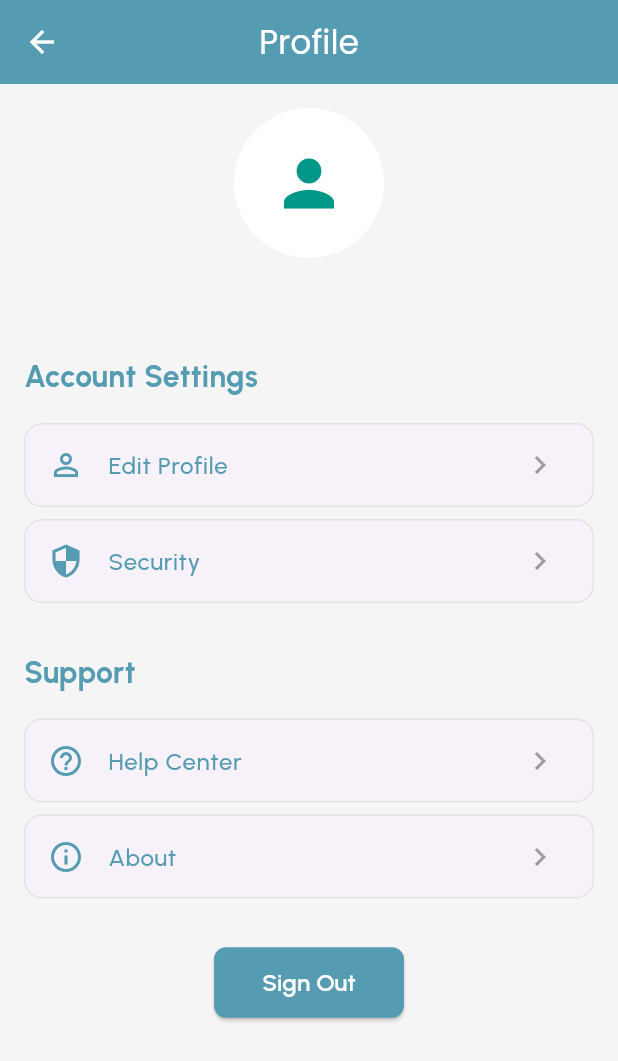
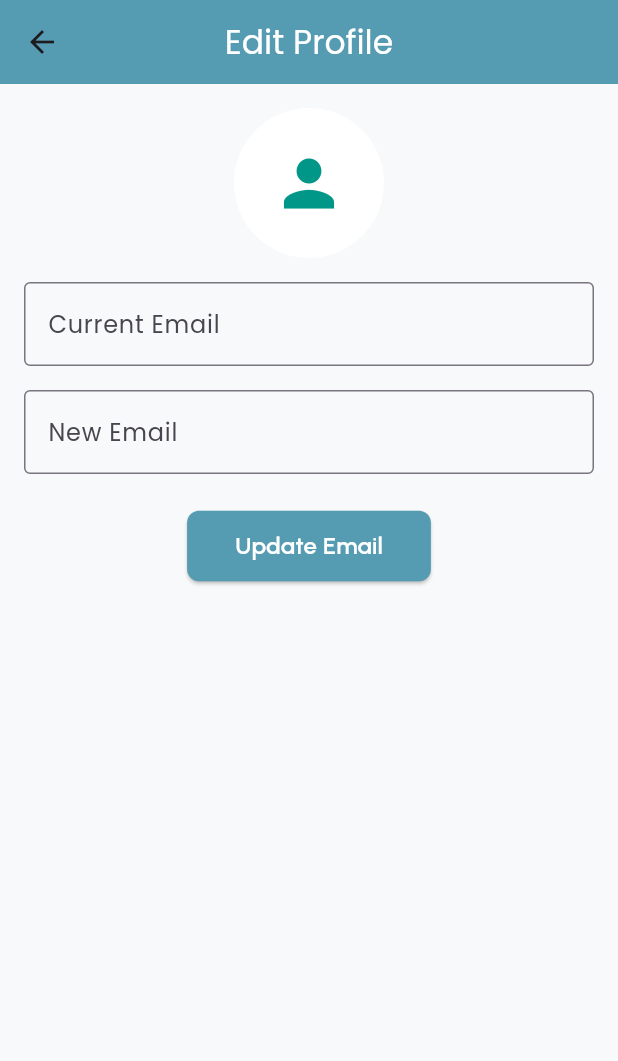
Before and after one commit to Mahad-Ghauri/Tour_guide-main, a Flutter app: the ProfileScreen screen opened by its route, after a tap on "Edit Profile", on a phone screen of 412 x 824 dp. Shown: the top 1061 px of the screen. Run offline on Flutter 3.47's test engine with Material 3 defaults, Android fonts, the light colour scheme and no system bars; our stand-ins replace flutter_rating_bar, flutter_staggered_animations, geolocator, google_fonts, google_maps_flutter, image_picker and 6 more; accounts and stored records are empty; network calls fail.

Commit message:
Add Edit Profile screen with email update functionality

```diff
--- /dev/null
+++ b/lib/Screens/Authentication Screens/edit_profile_screen.dart
@@ -0,0 +1,120 @@
+import 'package:flutter/material.dart';
+import 'package:google_fonts/google_fonts.dart';
+import 'package:supabase_flutter/supabase_flutter.dart';
+
+class EditProfileScreen extends StatefulWidget {
+  const EditProfileScreen({super.key});
+
+  @override
+  State<EditProfileScreen> createState() => _EditProfileScreenState();
+}
+
+class _EditProfileScreenState extends State<EditProfileScreen> {
+  final _currentEmailController = TextEditingController();
+  final _newEmailController = TextEditingController();
+  final _supabase = Supabase.instance.client;
+  bool _isLoading = false;
+
+  Future<void> _updateEmail() async {
+    setState(() {
+      _isLoading = true;
+    });
+
+    final user = _supabase.auth.currentUser;
+    if (user == null || user.email != _currentEmailController.text.trim()) {
+      ScaffoldMessenger.of(context).showSnackBar(
+        const SnackBar(content: Text('Current email is incorrect.')),
+      );
+      setState(() {
+        _isLoading = false;
+      });
+      return;
+    }
+
+    try {
+      await _supabase.auth.updateUser(
+        UserAttributes(email: _newEmailController.text.trim()),
+      );
+      ScaffoldMessenger.of(context).showSnackBar(
+        const SnackBar(content: Text('Email updated successfully.')),
+      );
+      Navigator.pop(context);
+    } catch (e) {
+      ScaffoldMessenger.of(context).showSnackBar(
+        SnackBar(content: Text('Error: ${e.toString()}')),
+      );
+    } finally {
+      setState(() {
+        _isLoading = false;
+      });
+    }
+  }
+
+  @override
+  Widget build(BuildContext context) {
+    return Scaffold(
+      appBar: AppBar(
+        title: const Text('Edit Profile', style: TextStyle(color: Colors.white)),
+        backgroundColor: const Color(0xFF559CB2),
+        centerTitle: true,
+      ),
+      body: Padding(
+        padding: const EdgeInsets.all(16),
+        child: Column(
+          crossAxisAlignment: CrossAxisAlignment.start,
+          children: [
+            const Center(
+              child: CircleAvatar(
+                radius: 50,
+                backgroundColor: Colors.white,
+                child: Icon(Icons.person, size: 50, color: Colors.teal),
+              ),
+            ),
+            const SizedBox(height: 16),
+            TextField(
+              controller: _currentEmailController,
+              decoration: const InputDecoration(
+                labelText: 'Current Email',
+                border: OutlineInputBorder(),
+              ),
+            ),
+            const SizedBox(height: 16),
+            TextField(
+              controller: _newEmailController,
+              decoration: const InputDecoration(
+                labelText: 'New Email',
+                border: OutlineInputBorder(),
+              ),
+            ),
+            const SizedBox(height: 24),
+            Center(
+              child: ElevatedButton(
+                onPressed: _isLoading ? null : _updateEmail,
+                style: ElevatedButton.styleFrom(
+                  backgroundColor: const Color(0xFF559CB2),
+                  padding: const EdgeInsets.symmetric(
+                    horizontal: 32,
+                    vertical: 12,
+                  ),
+                  shape: RoundedRectangleBorder(
+                    borderRadius: BorderRadius.circular(8),
+                  ),
+                ),
+                child: _isLoading
+                    ? const CircularProgressIndicator(color: Colors.white)
+                    : Text(
+                        'Update Email',
+                        style: GoogleFonts.urbanist(
+                          color: Colors.white,
+                          fontSize: 16,
+                          fontWeight: FontWeight.w600,
+                        ),
+                      ),
+              ),
+            ),
+          ],
+        ),
+      ),
+    );
+  }
+}
--- a/lib/Screens/Authentication Screens/profile_screen.dart
+++ b/lib/Screens/Authentication Screens/profile_screen.dart
@@ -4,6 +4,7 @@ import 'package:supabase_flutter/supabase_flutter.dart';
 import 'package:tour_guide_application/Screens/Authentication%20Screens/help_center_screen.dart';
 import 'package:tour_guide_application/Screens/Authentication%20Screens/security_screen.dart';
 import 'package:tour_guide_application/Screens/home_screen.dart';
+import 'package:tour_guide_application/Screens/Authentication%20Screens/edit_profile_screen.dart';
 
 class ProfileScreen extends StatelessWidget {
   const ProfileScreen({super.key});
@@ -61,7 +62,12 @@ class ProfileScreen extends StatelessWidget {
                       icon: Icons.person_outline,
                       title: 'Edit Profile',
                       onTap: () {
-                        // TODO: Add profile editing functionality
+                        Navigator.push(
+                          context,
+                          MaterialPageRoute(
+                            builder: (_) => const EditProfileScreen(),
+                          ),
+                        );
                       },
                     ),
                     _buildProfileTile(
```
Also changed, not shown: pubspec.lock.
